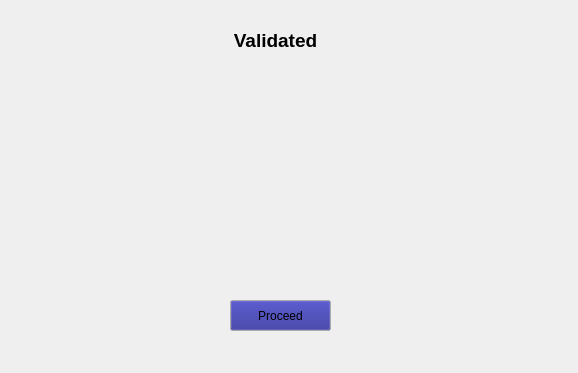
First picture: the form in desktop_app/Activation.ui, repository Amangoel998/Software-Piracy-Prevention-System, before the edit.
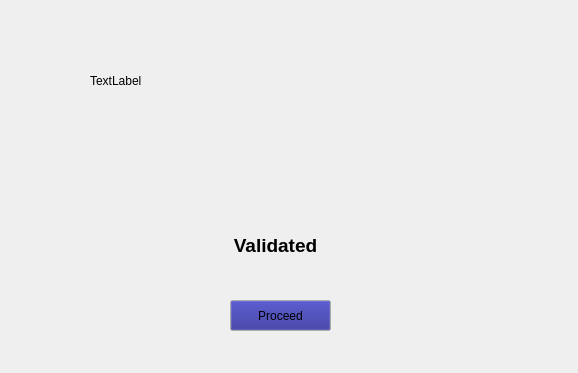
Second picture: the form after the edit.

What changed in the file:
```diff
--- a/desktop_app/Activation.ui
+++ b/desktop_app/Activation.ui
@@ -17,9 +17,9 @@
    <property name="geometry">
     <rect>
      <x>90</x>
-     <y>0</y>
+     <y>220</y>
      <width>371</width>
-     <height>81</height>
+     <height>51</height>
     </rect>
    </property>
    <property name="font">
@@ -123,15 +123,18 @@
     <string>Proceed</string>
    </property>
   </widget>
-  <widget class="QWidget" name="ActivationWidget" native="true">
+  <widget class="QLabel" name="Chatbox">
    <property name="geometry">
     <rect>
-     <x>130</x>
-     <y>70</y>
-     <width>311</width>
-     <height>201</height>
+     <x>90</x>
+     <y>20</y>
+     <width>401</width>
+     <height>121</height>
     </rect>
    </property>
+   <property name="text">
+    <string>TextLabel</string>
+   </property>
   </widget>
  </widget>
  <resources/>
```
